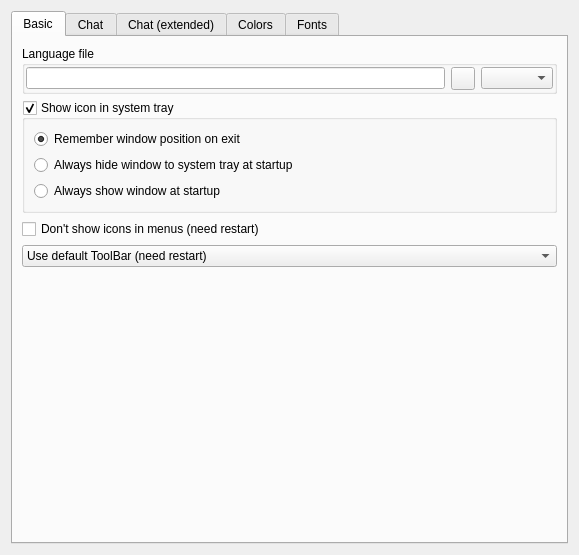
Old version of the form eiskaltdcpp-qt/ui/UISettingsGUI.ui in the repository Delitants/eiskaltdcpp.
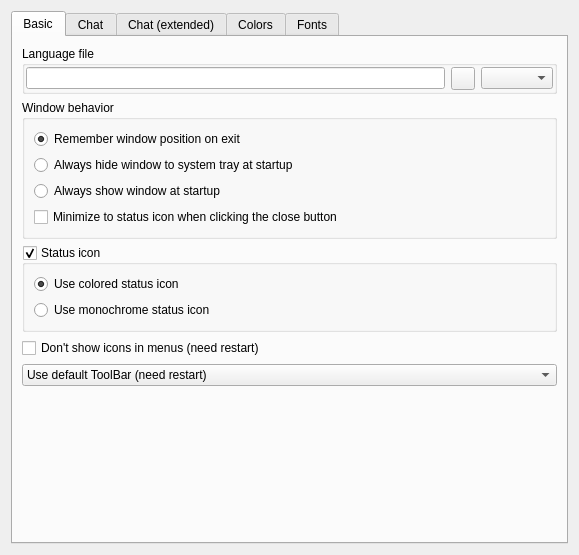
New version of the form. Custom widgets are drawn as their Qt base class.

Diff of the .ui file:
```diff
--- a/eiskaltdcpp-qt/ui/UISettingsGUI.ui
+++ b/eiskaltdcpp-qt/ui/UISettingsGUI.ui
@@ -50,12 +50,9 @@
         </widget>
        </item>
        <item>
-        <widget class="QGroupBox" name="groupBox_TRAY">
+        <widget class="QGroupBox" name="groupBox_WINDOW">
          <property name="title">
-          <string>Show icon in system tray</string>
-         </property>
-         <property name="checkable">
-          <bool>true</bool>
+          <string>Window behavior</string>
          </property>
          <layout class="QVBoxLayout" name="verticalLayout">
           <item>
@@ -79,6 +76,42 @@
            <widget class="QRadioButton" name="radioButton_SHOW">
             <property name="text">
              <string>Always show window at startup</string>
+            </property>
+           </widget>
+          </item>
+          <item>
+           <widget class="QCheckBox" name="checkBox_MINIMIZE_ON_CLOSE">
+            <property name="text">
+             <string>Minimize to status icon when clicking the close button</string>
+            </property>
+           </widget>
+          </item>
+         </layout>
+        </widget>
+       </item>
+       <item>
+        <widget class="QGroupBox" name="groupBox_TRAY">
+         <property name="title">
+          <string>Status icon</string>
+         </property>
+         <property name="checkable">
+          <bool>true</bool>
+         </property>
+         <layout class="QVBoxLayout" name="verticalLayout_TRAY_ICON">
+          <item>
+           <widget class="QRadioButton" name="radioButton_TRAY_COLORED">
+            <property name="text">
+             <string>Use colored status icon</string>
+            </property>
+            <property name="checked">
+             <bool>true</bool>
+            </property>
+           </widget>
+          </item>
+          <item>
+           <widget class="QRadioButton" name="radioButton_TRAY_MONOCHROME">
+            <property name="text">
+             <string>Use monochrome status icon</string>
             </property>
            </widget>
           </item>
```
